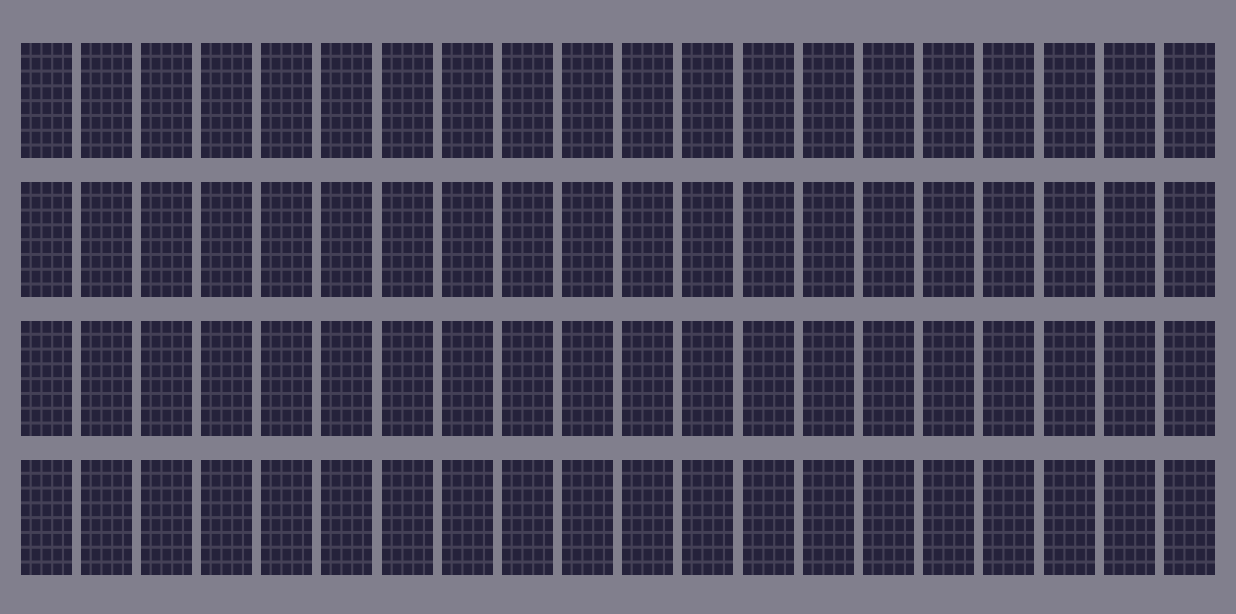
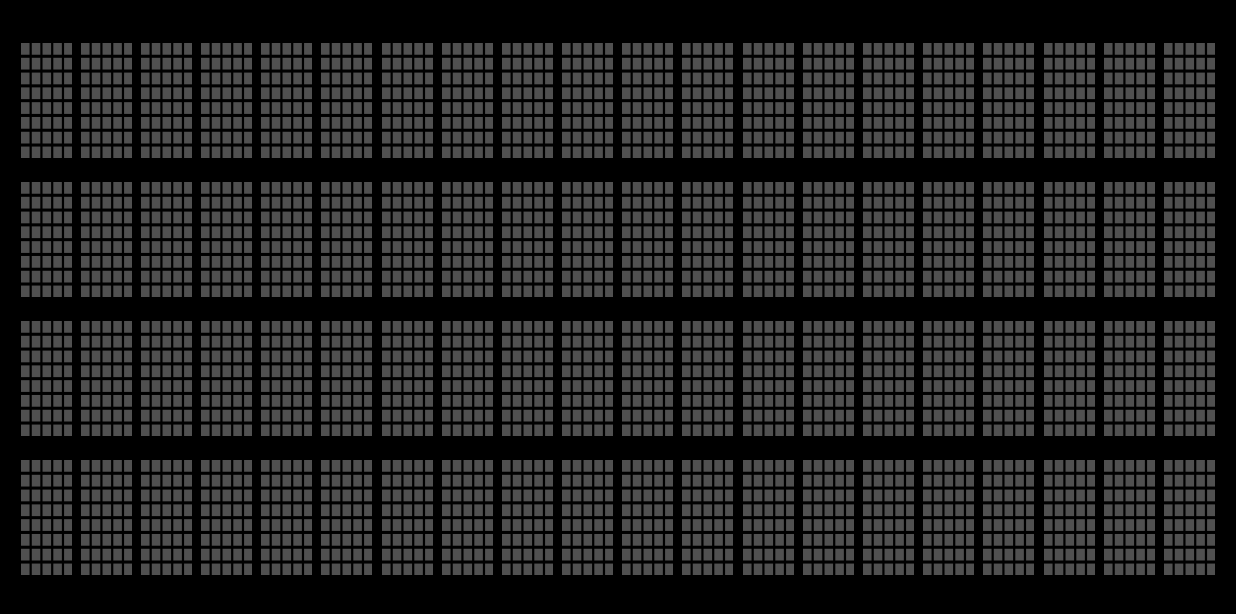
Before and after one commit to eeyrw/LcdEmulator, an Android app: the screen it shows after launch (MainActivity), on a phone screen of 824 x 412 dp (held sideways). Shown: the top 614 px of the screen. Run offline under Robolectric (Android 15) with nearby library versions, the phone set to English and light mode, and no system bars.

Commit message:
Bump version and fix color get bug.

```diff
--- a/app/src/main/AndroidManifest.xml
+++ b/app/src/main/AndroidManifest.xml
@@ -2,7 +2,7 @@
 <manifest xmlns:android="http://schemas.android.com/apk/res/android"
     package="com.yuan.lcmemulator"
     android:versionCode="1"
-    android:versionName="1.0">
+    android:versionName="1.1">
 
     <uses-permission android:name="android.permission.INTERNET" />
     <uses-permission android:name="android.permission.WAKE_LOCK" />
--- a/app/src/main/java/com/yuan/lcmemulator/AboutPageActivity.java
+++ b/app/src/main/java/com/yuan/lcmemulator/AboutPageActivity.java
@@ -24,7 +24,7 @@ public class AboutPageActivity extends AppCompatActivity {
                 .isRTL(false)
                 .setImage(R.drawable.snaptshot)
                 .setDescription(getString(R.string.about_page_description))
-                .addItem(new Element().setTitle("Version 1.0"))
+                .addItem(new Element().setTitle("Version 1.1"))
                 .addWebsite("https://github.com/eeyrw/LcdEmulator")
                 .addItem(getCopyRightsElement())
                 .create();
--- a/app/src/main/java/com/yuan/lcmemulator/MainActivity.java
+++ b/app/src/main/java/com/yuan/lcmemulator/MainActivity.java
@@ -14,6 +14,7 @@ import android.view.WindowManager;
 import android.widget.Toast;
 
 import androidx.appcompat.app.AppCompatActivity;
+import androidx.core.content.ContextCompat;
 import androidx.preference.PreferenceManager;
 
 import java.net.Inet4Address;
@@ -83,11 +84,11 @@ public class MainActivity extends AppCompatActivity implements GestureDetector.O
             mCharLcdView.setColRow(20, 4);
             SharedPreferences prefs = PreferenceManager.getDefaultSharedPreferences(this);
             mCharLcdView.setRoundRectPixel(prefs.getBoolean("prefIsRoundBorderPixel", false));
-            int color = PreferenceManager.getDefaultSharedPreferences(this).getInt("prefLcdPanelColor", R.color.LcdPanelColor);
+            int color = PreferenceManager.getDefaultSharedPreferences(this).getInt("prefLcdPanelColor", ContextCompat.getColor(this, R.color.LcdPanelColor));
             mCharLcdView.setLcdPanelColor(color);
-            color = PreferenceManager.getDefaultSharedPreferences(this).getInt("prefPositivePixelColor", R.color.PostivePixelColor);
+            color = PreferenceManager.getDefaultSharedPreferences(this).getInt("prefPositivePixelColor", ContextCompat.getColor(this, R.color.PostivePixelColor));
             mCharLcdView.setPositivePixelColor(color);
-            color = PreferenceManager.getDefaultSharedPreferences(this).getInt("prefNegativePixelColor", R.color.NegetivePixelColor);
+            color = PreferenceManager.getDefaultSharedPreferences(this).getInt("prefNegativePixelColor", ContextCompat.getColor(this, R.color.NegetivePixelColor));
             mCharLcdView.setNegativePixelColor(color);
         }
         try {
```
